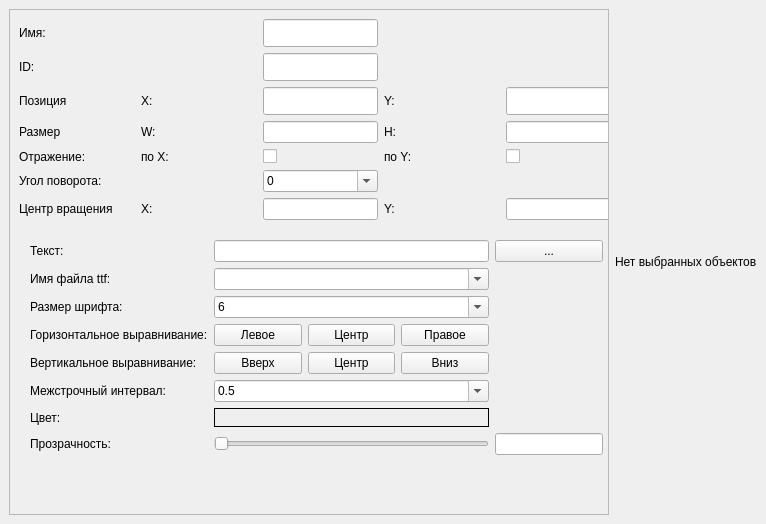
First picture: the form in ui/property_window.ui, repository ermachkov/GUI-Creator, before the edit.
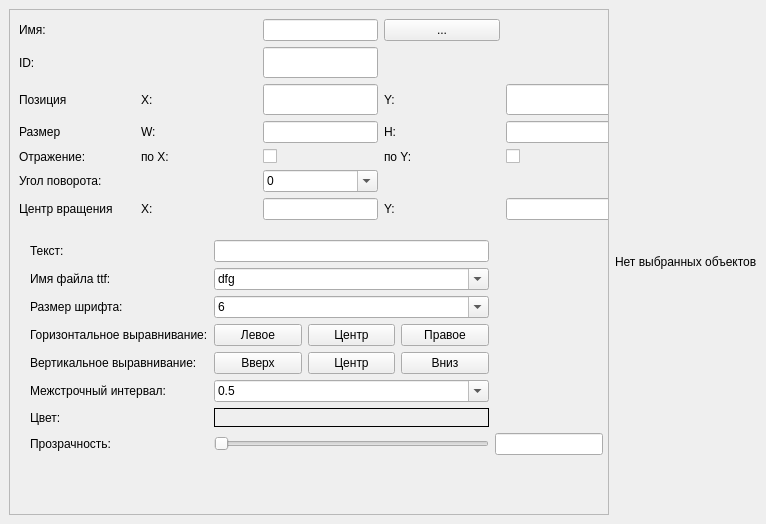
Second picture: the form after the edit. The open tabs and pages were chosen to show the change.

```diff
--- a/ui/property_window.ui
+++ b/ui/property_window.ui
@@ -172,14 +172,7 @@
               </sizepolicy>
              </property>
              <property name="readOnly">
-              <bool>false</bool>
-             </property>
-            </widget>
-           </item>
-           <item row="0" column="2">
-            <widget class="QPushButton" name="mTextEditPushButton">
-             <property name="text">
-              <string>...</string>
+              <bool>true</bool>
              </property>
             </widget>
            </item>
@@ -410,6 +403,16 @@
              <property name="insertPolicy">
               <enum>QComboBox::NoInsert</enum>
              </property>
+             <item>
+              <property name="text">
+               <string>dfg</string>
+              </property>
+             </item>
+             <item>
+              <property name="text">
+               <string>34</string>
+              </property>
+             </item>
             </widget>
            </item>
           </layout>
@@ -737,6 +740,13 @@
              </property>
             </widget>
            </item>
+           <item row="0" column="3">
+            <widget class="QPushButton" name="mNameEditPushButton">
+             <property name="text">
+              <string>...</string>
+             </property>
+            </widget>
+           </item>
           </layout>
          </item>
         </layout>
```
Left out of the diff: 20 changed lines with no effect on the pictures.
